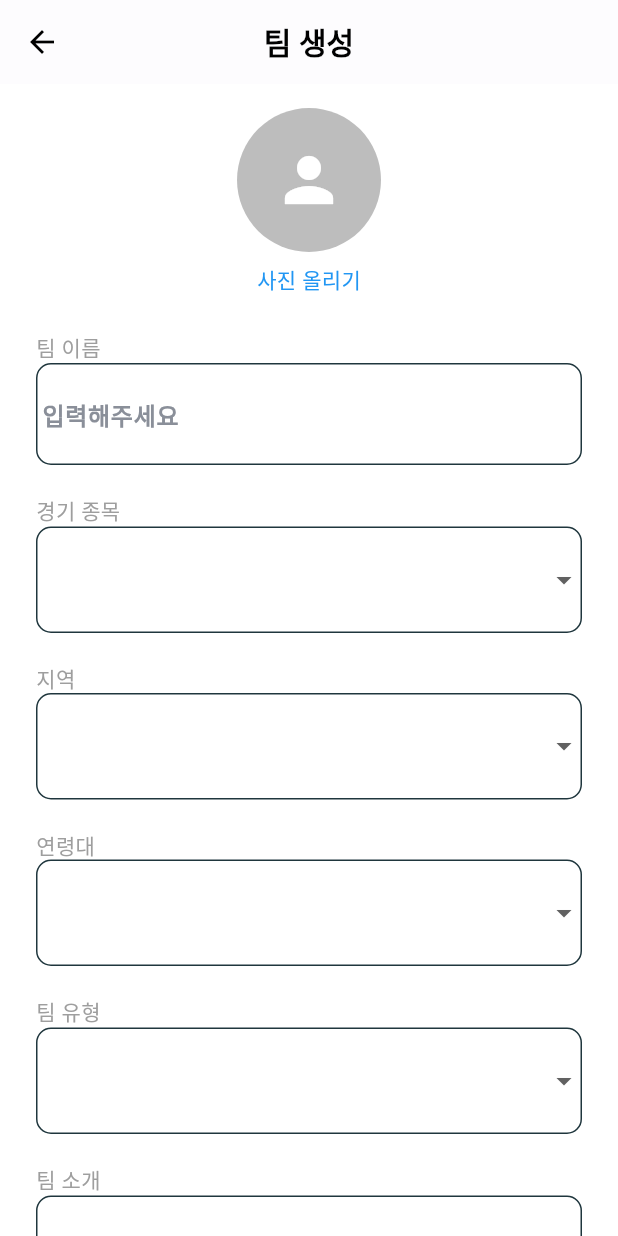
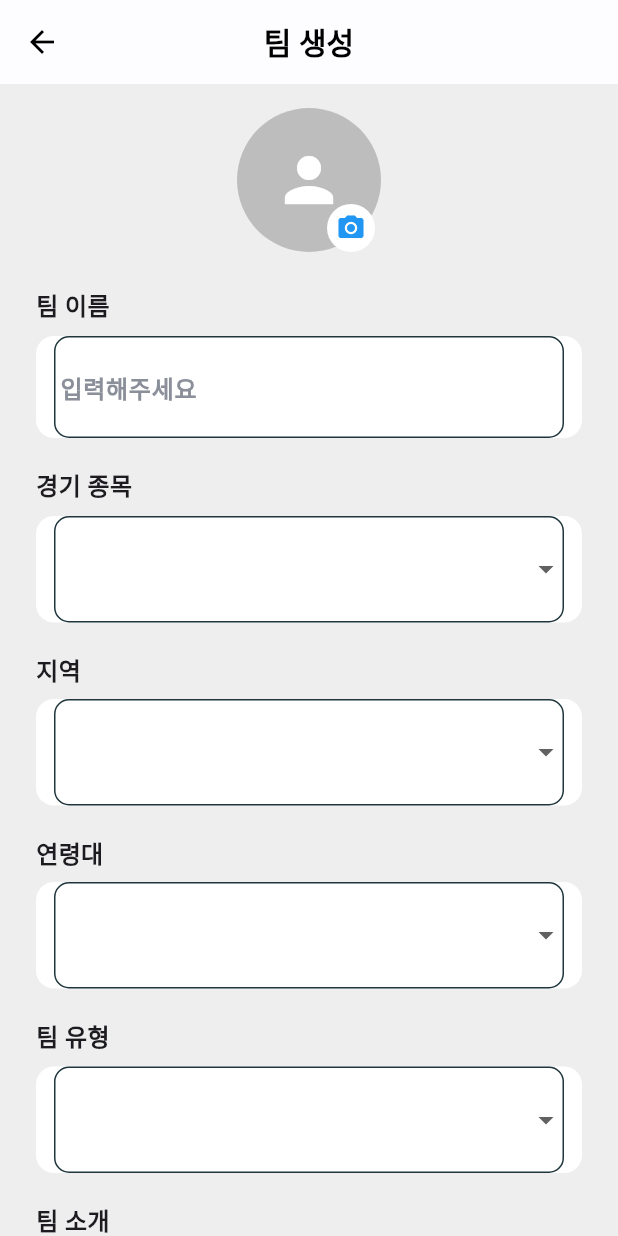
Before and after one commit to but-eo/but_eo_frontend, a Flutter app: the TeamFormPage screen opened directly, on a phone screen of 412 x 824 dp. Run offline on Flutter 3.47's test engine with Material 3 defaults, Android fonts, the phone set to English and light mode, and no system bars; our stand-ins replace carousel_slider, dio, firebase_core, flutter_dotenv, flutter_svg, fluttertoast and 7 more; missing offline and left inert: dart:ffi, kakao_flutter_sdk, stomp_dart_client, webview_flutter_android; accounts and stored records are empty; Roboto replaces fonts that are missing (Montserrat).

Commit message:
팀 등록 스타일 수정

```diff
--- a/lib/pages/team/teamFormPage.dart
+++ b/lib/pages/team/teamFormPage.dart
@@ -57,7 +57,7 @@ class _TeamFormPageState extends State<TeamFormPage> {
     );
 
     initialImageUrl = widget.initialData?['teamImg'] != null && widget.initialData!['teamImg'].toString().isNotEmpty
-        ? TeamService.getFullTeamImageUrl(widget.initialData!['teamImg']) + "?v=${DateTime.now().millisecondsSinceEpoch}"
+        ? TeamService.getFullTeamImageUrl(widget.initialData!['teamImg']) + "?v=\${DateTime.now().millisecondsSinceEpoch}"
         : null;
   }
 
@@ -87,15 +87,11 @@ class _TeamFormPageState extends State<TeamFormPage> {
       final teamDescription = _descriptionController.text;
 
       String? errorMessage;
-      // FormData는 수정 시에만 사용. 생성 시에는 TeamService.createTeam의 파라미터를 직접 사용
       Map<String, dynamic> formMapForUpdate = {};
 
       if (isEdit) {
-        // 팀 수정 로직
         final original = widget.initialData!;
 
-        // 백엔드 DTO (UpdateTeamRequest) 필드명에 맞춰 키를 설정한거
-        // 변경된 값만 formMapForUpdate에 추가합니다.
         if (teamName != original['teamName']) formMapForUpdate['teamName'] = teamName;
         if (teamDescription != original['teamDescription']) formMapForUpdate['teamDescription'] = teamDescription;
         if (selectedEvent!.name.toUpperCase() != original['event']) formMapForUpdate['event'] = selectedEvent!.name.toUpperCase();
@@ -129,7 +125,6 @@ class _TeamFormPageState extends State<TeamFormPage> {
           formData: formData,
         );
       } else {
-        // 팀 생성 로직 (FormData 사용하지 않고, TeamService.createTeam 파라미터에 직접 전달)
         errorMessage = await TeamService.createTeam(
           teamName: teamName,
           event: selectedEvent!.name.toUpperCase(),
@@ -137,7 +132,7 @@ class _TeamFormPageState extends State<TeamFormPage> {
           memberAge: _ageGroupToInt(selectedAgeGroup!),
           teamCase: selectedCase?.name.toUpperCase(),
           teamDescription: teamDescription,
-          teamImage: imageFile, // File? 타입으로 바로 전달
+          teamImage: imageFile,
         );
       }
 
@@ -148,7 +143,6 @@ class _TeamFormPageState extends State<TeamFormPage> {
       }
 
       if (mounted) {
-        // 팀 생성/수정이 성공했음을 이전 페이지에 알리기 위해 'update' 문자열을 반환
         Navigator.pop(context, 'update');
       }
     }
@@ -163,6 +157,7 @@ class _TeamFormPageState extends State<TeamFormPage> {
   @override
   Widget build(BuildContext context) {
     return Scaffold(
+      backgroundColor: Colors.grey[200],
       appBar: AppBar(
         title: Text(isEdit ? '팀 정보 수정' : '팀 생성'),
         centerTitle: true,
@@ -175,30 +170,43 @@ class _TeamFormPageState extends State<TeamFormPage> {
             crossAxisAlignment: CrossAxisAlignment.start,
             children: [
               Center(
-                child: Column(
+                child: Stack(
+                  alignment: Alignment.bottomRight,
                   children: [
-                    GestureDetector(
-                      onTap: _pickImage,
-                      child: CircleAvatar(
+                    CircleAvatar(
                       radius: 48,
                       backgroundImage: imageFile != null
                           ? FileImage(imageFile!)
-                            : (initialImageUrl != null ? NetworkImage(initialImageUrl!) : null) as ImageProvider?,
+                          : (initialImageUrl != null
+                          ? NetworkImage(initialImageUrl!)
+                          : null) as ImageProvider?,
                       child: (imageFile == null && initialImageUrl == null)
                           ? const Icon(Icons.person, size: 48, color: Colors.white)
                           : null,
                       backgroundColor: Colors.grey[400],
                     ),
+                    Positioned(
+                      bottom: 0,
+                      right: 4,
+                      child: GestureDetector(
+                        onTap: _pickImage,
+                        child: Container(
+                          padding: const EdgeInsets.all(6),
+                          decoration: BoxDecoration(
+                            shape: BoxShape.circle,
+                            color: Colors.white,
                           ),
-                    const SizedBox(height: 8),
-                    const Text("사진 올리기", style: TextStyle(color: Colors.blue)),
+                          child: const Icon(Icons.camera_alt, color: Colors.blue, size: 20),
+                        ),
+                      ),
+                    )
                   ],
                 ),
               ),
               const SizedBox(height: 24),
               _buildLabeledInput("팀 이름", TextFormField(
                 controller: _nameController,
-                decoration: const InputDecoration(hintText: '입력해주세요'),
+                decoration: const InputDecoration(border: InputBorder.none, hintText: '입력해주세요'),
                 validator: (v) => v == null || v.isEmpty ? '입력해주세요' : null,
               )),
               _buildLabeledDropdown<Event>("경기 종목", selectedEvent, Event.values, eventEnumMap, (val) => setState(() => selectedEvent = val)),
@@ -208,13 +216,18 @@ class _TeamFormPageState extends State<TeamFormPage> {
               _buildLabeledInput("팀 소개", TextFormField(
                 controller: _descriptionController,
                 maxLines: 3,
-                decoration: const InputDecoration(hintText: '입력해주세요'),
+                decoration: const InputDecoration(border: InputBorder.none, hintText: '입력해주세요'),
               )),
               const SizedBox(height: 32),
               ElevatedButton(
                 onPressed: _submit,
-                style: ElevatedButton.styleFrom(minimumSize: const Size.fromHeight(48)),
-                child: Text(isEdit ? "수정 완료" : "팀 생성하기"),
+                style: ElevatedButton.styleFrom(
+                  backgroundColor: Colors.blue,
+                  foregroundColor: Colors.white,
+                  shape: RoundedRectangleBorder(borderRadius: BorderRadius.circular(12)),
+                  minimumSize: const Size.fromHeight(48),
+                ),
+                child: Text(isEdit ? "수정 완료" : "팀 생성하기", style: const TextStyle(fontWeight: FontWeight.w700, fontSize: 15),),
               )
             ],
           ),
@@ -227,8 +240,16 @@ class _TeamFormPageState extends State<TeamFormPage> {
     return Column(
       crossAxisAlignment: CrossAxisAlignment.start,
       children: [
-        Text(label, style: const TextStyle(color: Colors.grey, fontSize: 14)),
-        inputField,
+        Text(label, style: const TextStyle(fontWeight: FontWeight.bold, fontSize: 16)),
+        const SizedBox(height: 8),
+        Container(
+          decoration: BoxDecoration(
+            color: Colors.white,
+            borderRadius: BorderRadius.circular(12),
+          ),
+          padding: const EdgeInsets.symmetric(horizontal: 12),
+          child: inputField,
+        ),
         const SizedBox(height: 20),
       ],
     );
@@ -238,13 +259,21 @@ class _TeamFormPageState extends State<TeamFormPage> {
     return Column(
       crossAxisAlignment: CrossAxisAlignment.start,
       children: [
-        Text(label, style: const TextStyle(color: Colors.grey, fontSize: 14)),
-        DropdownButtonFormField<T>(
+        Text(label, style: const TextStyle(fontWeight: FontWeight.bold, fontSize: 16)),
+        const SizedBox(height: 8),
+        Container(
+          decoration: BoxDecoration(
+            color: Colors.white,
+            borderRadius: BorderRadius.circular(12),
+          ),
+          padding: const EdgeInsets.symmetric(horizontal: 12),
+          child: DropdownButtonFormField<T>(
             value: selected,
             isExpanded: true,
             items: items.map((e) => DropdownMenuItem(value: e, child: Text(labelMap[e]!))).toList(),
             onChanged: onChanged,
-          decoration: const InputDecoration(border: UnderlineInputBorder()),
+            decoration: const InputDecoration(border: InputBorder.none),
+          ),
         ),
         const SizedBox(height: 20),
       ],
```
Also changed, not shown: 1 other file. Lines whose indentation alone changed are shown as unchanged.
